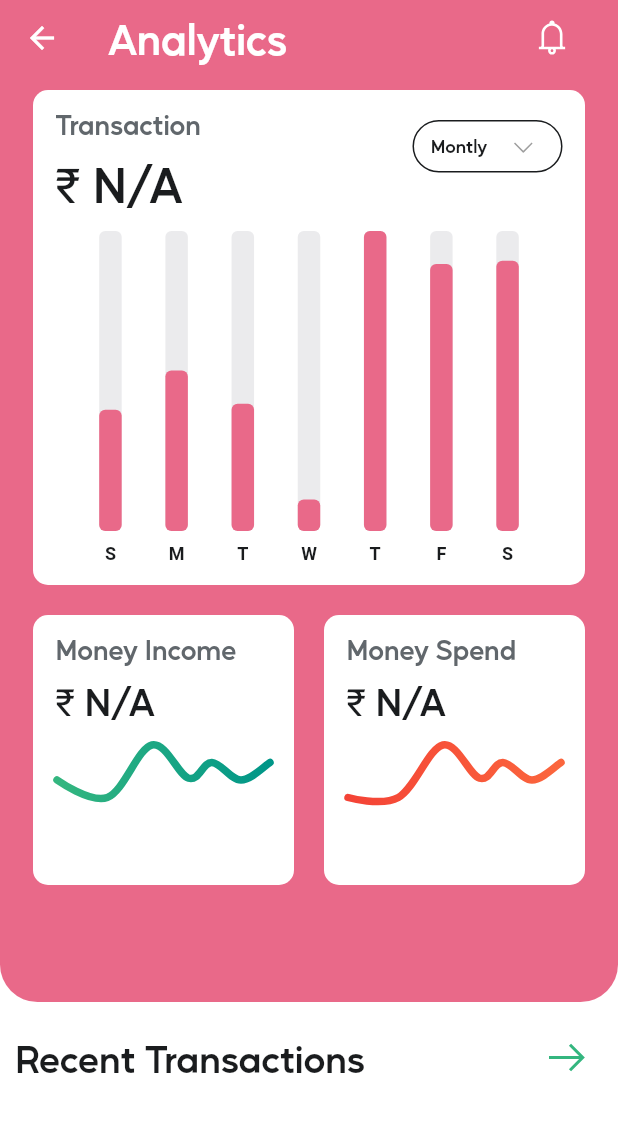
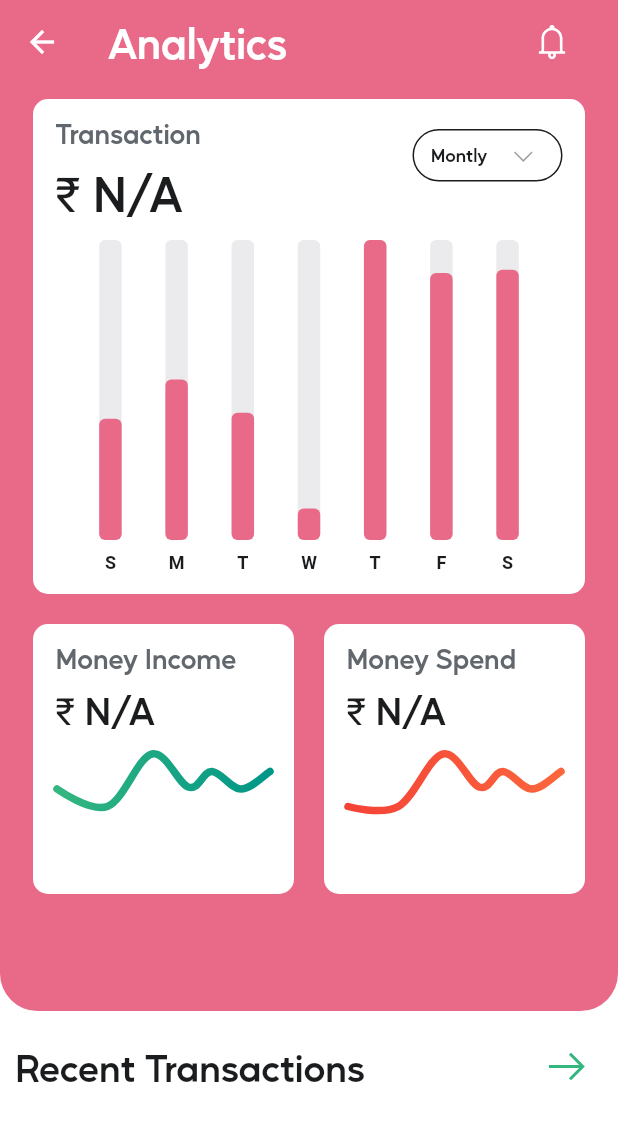
Before and after one commit to harigovind11/finca, a Flutter app: the AnalyticScreen screen opened directly, on a phone screen of 412 x 824 dp. Shown: the top 1121 px of the screen. Run offline on Flutter 3.47's test engine with Material 2 defaults, Android fonts, the phone set to English and light mode, and no system bars; drawn by our look-alikes of fl_chart; our stand-ins replace firebase_auth, firebase_core, flutter_slidable, hive_flutter, line_icons, shared_preferences; missing offline and left inert: flutter_emoji; accounts and stored records are empty.

Commit message:
modified:   lib/core/colors_picker.dart 	modified:   lib/presentation/screens/add_transaction/screen_add_transaction.dart 	modified:   lib/presentation/screens/analytics/screen_analytics.dart

```diff
--- a/lib/core/colors_picker.dart
+++ b/lib/core/colors_picker.dart
@@ -1,13 +1,14 @@
 import 'package:flutter/material.dart';
+
+const kBluegrey = Color.fromARGB(255, 26, 28, 30); //BG
+const kBluegreyShade = Color.fromARGB(255, 38, 41, 44);
+const kGrey = Colors.grey; // arrow icons
+const kGreyShade = Color.fromARGB(255, 97, 103, 108); //inside box titles
 
 const kpink = Color.fromARGB(255, 255, 133, 174);
 const kpinkaccent = Color.fromARGB(255, 255, 147, 170);
 const kDeepBlush = Color.fromARGB(255, 255, 91, 126);
 const kfincaPinkBg = Color(0xFFe96989);
-const kBluegrey = Color.fromARGB(255, 26, 28, 30);
-const kBluegreyShade = Color.fromARGB(255, 38, 41, 44);
-const kGrey = Colors.grey;
-const kGreyShade = Color.fromARGB(255, 97, 103, 108);
 
 const kBlack = Colors.black;
 const kWhite = Colors.white;
@@ -21,6 +22,10 @@ const kGreen = Color.fromARGB(255, 52, 182, 127);
 const kViolet = Color.fromARGB(255, 133, 55, 244);
 const kOrange = Color.fromARGB(255, 251, 102, 61);
 const kTransparent = Colors.transparent;
+
+
+
+
 
 
 
--- a/lib/presentation/screens/add_transaction/screen_add_transaction.dart
+++ b/lib/presentation/screens/add_transaction/screen_add_transaction.dart
@@ -28,16 +28,13 @@ class AddTransaction extends StatelessWidget {
   Widget build(BuildContext ctx) {
     Size size = MediaQuery.of(ctx).size;
     return Scaffold(
-      appBar: PreferredSize(
-        preferredSize: const Size.fromHeight(70),
-        child: AppBar(
+      appBar: AppBar(
         backgroundColor: kfincaPinkBg,
         elevation: 0,
         title: const TextWidget(
           text: 'Add Transaction',
           color: kWhite,
           fontSize: 28,
-          ),
         ),
       ),
       body: ListView(
--- a/lib/presentation/screens/analytics/screen_analytics.dart
+++ b/lib/presentation/screens/analytics/screen_analytics.dart
@@ -21,9 +21,7 @@ class AnalyticScreen extends StatelessWidget {
     MoneyDetailsModel? moneyDetailsModel = _db.get(0);
     Size size = MediaQuery.of(context).size;
     return Scaffold(
-      appBar: PreferredSize(
-        preferredSize: const Size.fromHeight(50),
-        child: AppBar(
+      appBar: AppBar(
         backgroundColor: kfincaPinkBg,
         elevation: 0,
         title: const TextWidget(
@@ -38,7 +36,6 @@ class AnalyticScreen extends StatelessWidget {
           ),
           kWidth20
         ],
-        ),
       ),
       body: ListView(
         children: [
```
Lines whose indentation alone changed are shown as unchanged.
